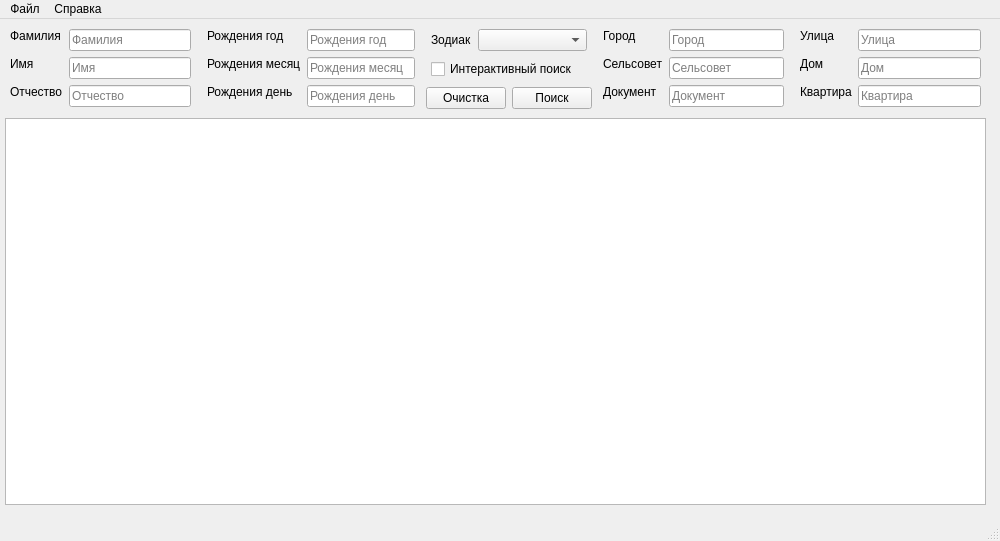
Before: the Qt Designer form qt_bd_ui_main.ui in MindVersal/python_bd, drawn with Qt 5.
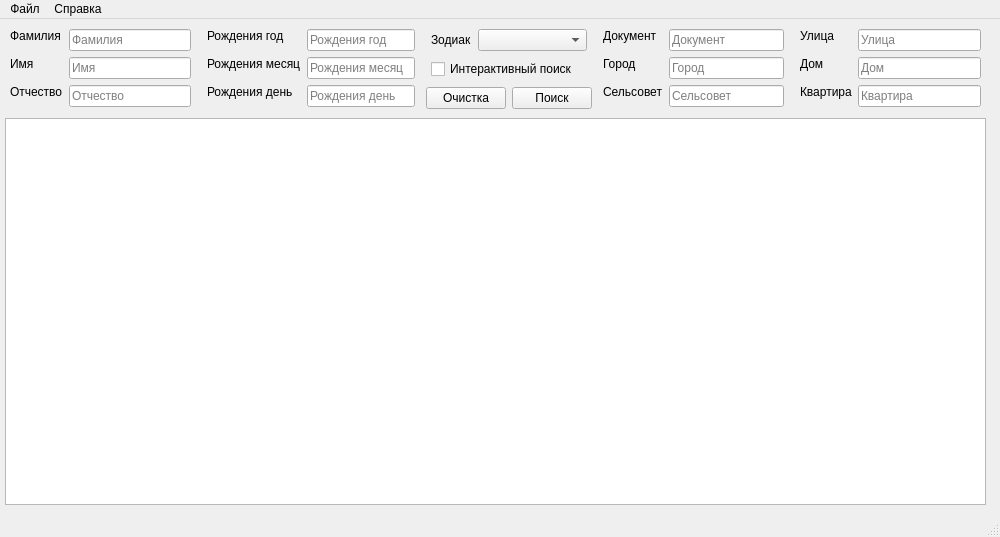
After: the same form once the commit is applied. Icons and pictures are not drawn.

Diff of the .ui file:
```diff
--- a/qt_bd_ui_main.ui
+++ b/qt_bd_ui_main.ui
@@ -16,6 +16,18 @@
     <verstretch>0</verstretch>
    </sizepolicy>
   </property>
+  <property name="minimumSize">
+   <size>
+    <width>1000</width>
+    <height>537</height>
+   </size>
+  </property>
+  <property name="maximumSize">
+   <size>
+    <width>1000</width>
+    <height>537</height>
+   </size>
+  </property>
   <property name="baseSize">
    <size>
     <width>1100</width>
@@ -29,6 +41,12 @@
    <iconset>
     <normaloff>img/icon_1.png</normaloff>img/icon_1.png</iconset>
   </property>
+  <property name="layoutDirection">
+   <enum>Qt::LeftToRight</enum>
+  </property>
+  <property name="tabShape">
+   <enum>QTabWidget::Rounded</enum>
+  </property>
   <widget class="QWidget" name="centralwidget">
    <property name="sizePolicy">
     <sizepolicy hsizetype="Expanding" vsizetype="Expanding">
@@ -445,7 +463,7 @@
          <property name="bottomMargin">
           <number>5</number>
          </property>
-         <item row="0" column="0">
+         <item row="1" column="0">
           <widget class="QLabel" name="label_city">
            <property name="sizePolicy">
             <sizepolicy hsizetype="Fixed" vsizetype="Fixed">
@@ -464,7 +482,7 @@
            </property>
           </widget>
          </item>
-         <item row="0" column="1">
+         <item row="1" column="1">
           <widget class="QLineEdit" name="edit_city">
            <property name="sizePolicy">
             <sizepolicy hsizetype="Preferred" vsizetype="Fixed">
@@ -480,7 +498,7 @@
            </property>
           </widget>
          </item>
-         <item row="1" column="0">
+         <item row="2" column="0">
           <widget class="QLabel" name="label_selsovet">
            <property name="sizePolicy">
             <sizepolicy hsizetype="Fixed" vsizetype="Fixed">
@@ -499,7 +517,7 @@
            </property>
           </widget>
          </item>
-         <item row="1" column="1">
+         <item row="2" column="1">
           <widget class="QLineEdit" name="edit_selsovet">
            <property name="sizePolicy">
             <sizepolicy hsizetype="Preferred" vsizetype="Fixed">
@@ -515,7 +533,7 @@
            </property>
           </widget>
          </item>
-         <item row="2" column="0">
+         <item row="0" column="0">
           <widget class="QLabel" name="label_ksiva">
            <property name="sizePolicy">
             <sizepolicy hsizetype="Fixed" vsizetype="Fixed">
@@ -534,7 +552,7 @@
            </property>
           </widget>
          </item>
-         <item row="2" column="1">
+         <item row="0" column="1">
           <widget class="QLineEdit" name="edit_ksiva">
            <property name="sizePolicy">
             <sizepolicy hsizetype="Preferred" vsizetype="Fixed">
```
Left out of the diff: 6 changed lines with no effect on the pictures.
